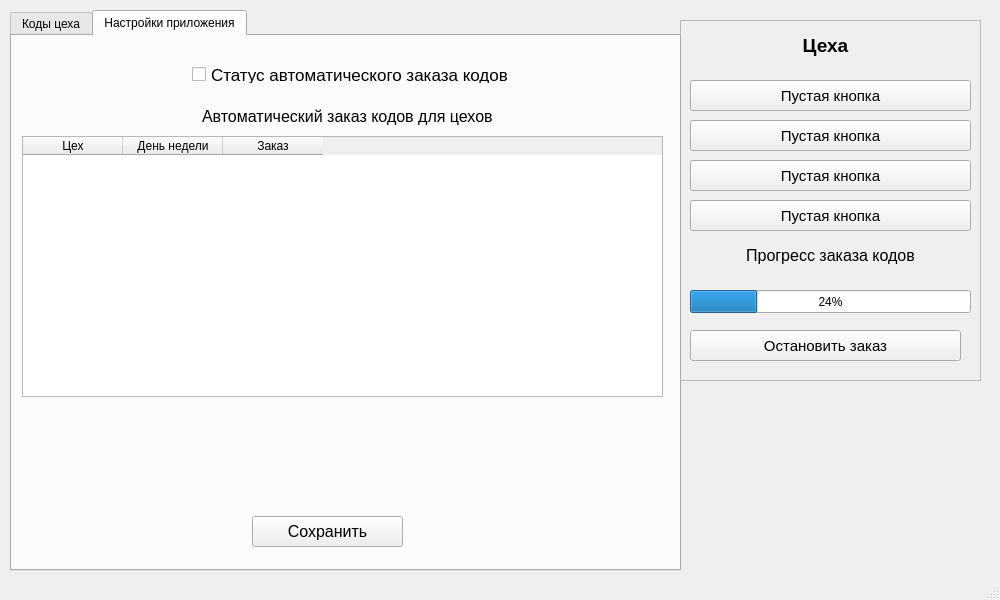
The window that design.ui (lopatin2012/code_okto_v2) describes before a commit, drawn with Qt 5.
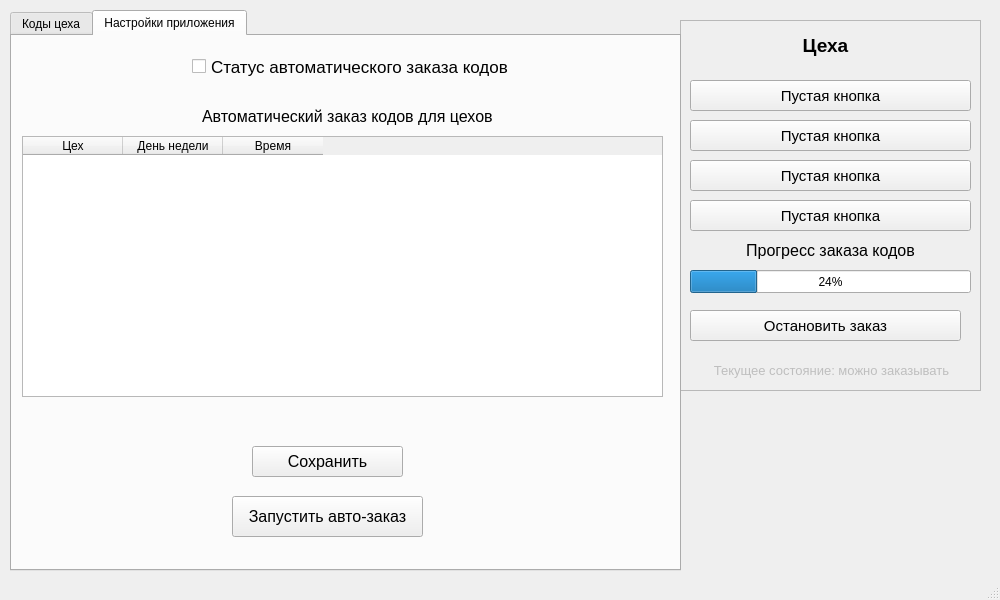
The same window after the commit. The open tabs and pages were chosen to show the change.

```diff
--- a/design.ui
+++ b/design.ui
@@ -25,7 +25,7 @@
       <x>680</x>
       <y>20</y>
       <width>301</width>
-      <height>361</height>
+      <height>371</height>
      </rect>
     </property>
     <property name="frameShape">
@@ -145,7 +145,7 @@
      <property name="geometry">
       <rect>
        <x>10</x>
-       <y>270</y>
+       <y>250</y>
        <width>281</width>
        <height>23</height>
       </rect>
@@ -158,7 +158,7 @@
      <property name="geometry">
       <rect>
        <x>10</x>
-       <y>225</y>
+       <y>220</y>
        <width>281</width>
        <height>21</height>
       </rect>
@@ -179,7 +179,7 @@
      <property name="geometry">
       <rect>
        <x>10</x>
-       <y>310</y>
+       <y>290</y>
        <width>271</width>
        <height>31</height>
       </rect>
@@ -195,6 +195,33 @@
       <string>Остановить заказ</string>
      </property>
     </widget>
+    <widget class="QLabel" name="workshop_status_text">
+     <property name="enabled">
+      <bool>false</bool>
+     </property>
+     <property name="geometry">
+      <rect>
+       <x>16</x>
+       <y>340</y>
+       <width>271</width>
+       <height>20</height>
+      </rect>
+     </property>
+     <property name="font">
+      <font>
+       <pointsize>10</pointsize>
+      </font>
+     </property>
+     <property name="layoutDirection">
+      <enum>Qt::LeftToRight</enum>
+     </property>
+     <property name="text">
+      <string>Текущее состояние: можно заказывать</string>
+     </property>
+     <property name="alignment">
+      <set>Qt::AlignCenter</set>
+     </property>
+    </widget>
    </widget>
    <widget class="QTabWidget" name="settings_frame">
     <property name="geometry">
@@ -326,7 +353,7 @@
       <property name="geometry">
        <rect>
         <x>240</x>
-        <y>480</y>
+        <y>410</y>
         <width>151</width>
         <height>31</height>
        </rect>
@@ -367,7 +394,7 @@
       </column>
       <column>
        <property name="text">
-        <string>Заказ</string>
+        <string>Время</string>
        </property>
       </column>
      </widget>
@@ -393,9 +420,9 @@
       <property name="geometry">
        <rect>
         <x>180</x>
-        <y>30</y>
+        <y>10</y>
         <width>321</width>
-        <height>17</height>
+        <height>41</height>
        </rect>
       </property>
       <property name="font">
@@ -407,6 +434,24 @@
        <string>Статус автоматического заказа кодов</string>
       </property>
      </widget>
+     <widget class="QPushButton" name="table_2_settings_push_button_auto_order_codes">
+      <property name="geometry">
+       <rect>
+        <x>220</x>
+        <y>460</y>
+        <width>191</width>
+        <height>41</height>
+       </rect>
+      </property>
+      <property name="font">
+       <font>
+        <pointsize>12</pointsize>
+       </font>
+      </property>
+      <property name="text">
+       <string>Запустить авто-заказ</string>
+      </property>
+     </widget>
     </widget>
    </widget>
   </widget>
```
